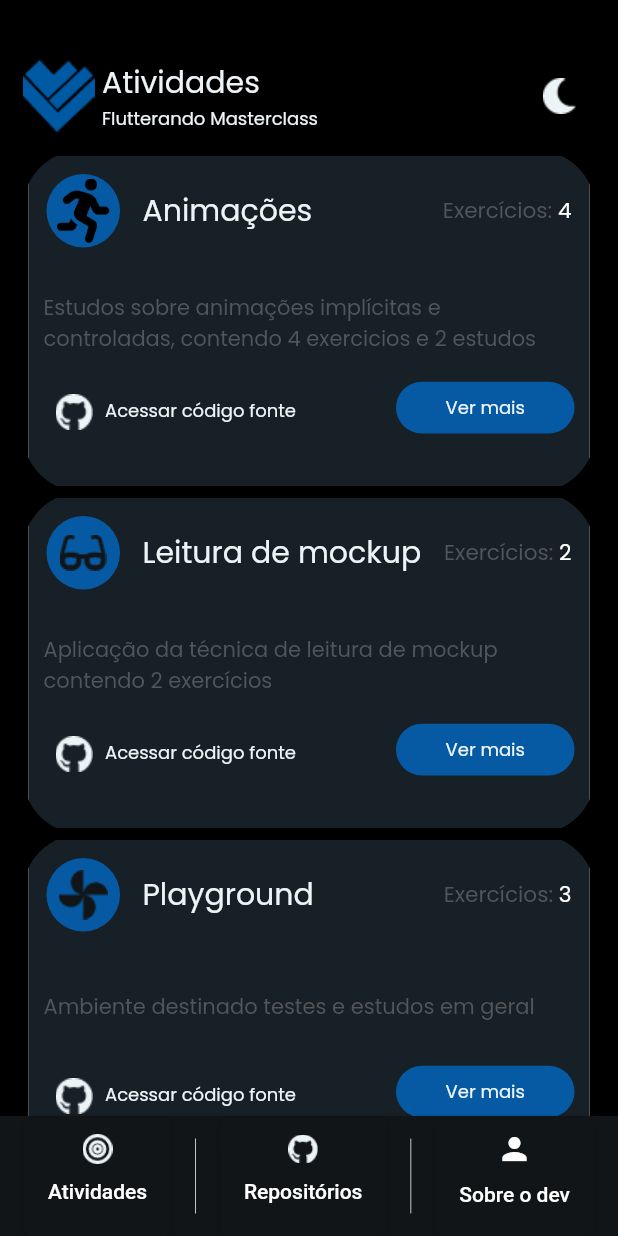
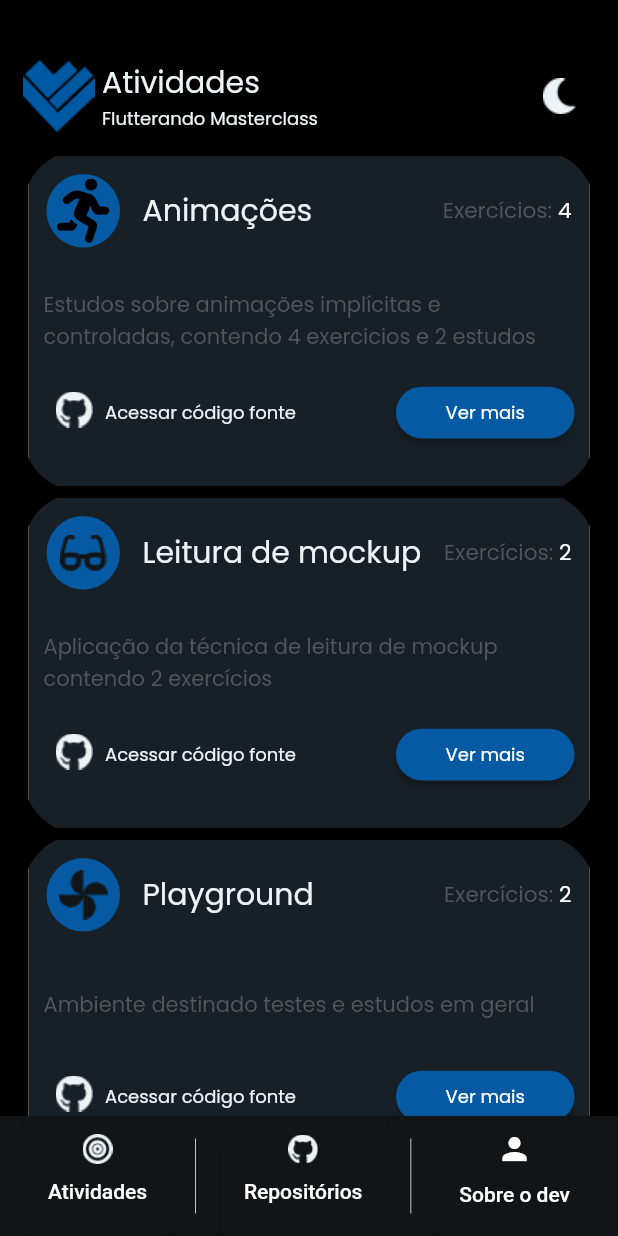
Before and after one commit to BrunoDegan/flutter-playgroun, a Flutter app: the screen it shows after launch, on a phone screen of 412 x 824 dp. Run offline on Flutter 3.47's test engine with Material 2 defaults, Android fonts, the phone set to English and light mode, and no system bars; our stand-ins replace flutter_svg; Roboto replaces fonts that are missing (Montserrat, Poppins-Bold, Poppins-Medium).

Commit message:
Adicionando botões nas subtelas e customização do elevated button

```diff
--- a/lib/animations/animations_page.dart
+++ b/lib/animations/animations_page.dart
@@ -11,6 +11,11 @@ class AnimationsPage extends StatelessWidget {
     return Scaffold(
       appBar: AppBar(
         title: const Text(animationsPage),
+        leading: IconButton(
+          icon: const Icon(Icons.arrow_back_ios),
+          tooltip: 'Voltar',
+          onPressed: () => Navigator.pop(context),
+        ),
       ),
       body: Center(
         child: ListView(
--- a/lib/animations/controlled/list/controlled_animated_list_tile.dart
+++ b/lib/animations/controlled/list/controlled_animated_list_tile.dart
@@ -1,5 +1,3 @@
-import 'dart:html';
-
 import 'package:flutter/material.dart';
 
 import '../../data/list_data.dart';
--- a/lib/common/list_constants.dart
+++ b/lib/common/list_constants.dart
@@ -10,5 +10,5 @@ List<FlutterandoItem> flutterandoItens = [
   FlutterandoItem("assets/flutterando_screen/leitura_mockup_icon.png",
       flutterandoMockupRead, flutterandoSubtitle2, 2),
   FlutterandoItem("assets/flutterando_screen/playground_icon.png",
-      flutterandoPlayground, flutterandoSubtitle3, 3),
+      flutterandoPlayground, flutterandoSubtitle3, 2),
 ];
--- a/lib/flutterando_screen/widgets/flutterando_list_tile.dart
+++ b/lib/flutterando_screen/widgets/flutterando_list_tile.dart
@@ -3,12 +3,22 @@ import 'package:flutter_playground/common/strings_constants.dart';
 import 'package:flutter_playground/common/text_formatter.dart';
 import 'package:flutter_playground/flutterando_screen/data/flutterando_item.dart';
 
-class FlutterandoListTile extends StatelessWidget {
+class FlutterandoListTile extends StatefulWidget {
   final FlutterandoItem item;
   final Function onCardClicked;
+
   const FlutterandoListTile(
       {Key? key, required this.item, required this.onCardClicked})
       : super(key: key);
+
+  @override
+  State<StatefulWidget> createState() => _FlutterandoListTileState();
+}
+
+class _FlutterandoListTileState extends State<FlutterandoListTile> {
+  final Duration _duration = const Duration(milliseconds: 100);
+  final Curve _curve = Curves.linear;
+  bool _isPressed = false;
 
   @override
   Widget build(BuildContext context) {
@@ -50,12 +60,12 @@ class FlutterandoListTile extends StatelessWidget {
           Padding(
             padding: const EdgeInsets.only(left: 15.0),
             child: getFlutterandoHeaderTitleStyle(
-              headerTitle: item.title,
+              headerTitle: widget.item.title,
             ),
           ),
           const Spacer(),
           getFlutterandoCounterFormatted(
-            counterText: item.counter.toString(),
+            counterText: widget.item.counter.toString(),
           ),
         ],
       ),
@@ -74,7 +84,7 @@ class FlutterandoListTile extends StatelessWidget {
         padding: const EdgeInsets.all(3),
         child: Center(
           child: Image.asset(
-            item.imageUrl,
+            widget.item.imageUrl,
             width: 43.0,
             height: 43.0,
           ),
@@ -88,31 +98,41 @@ class FlutterandoListTile extends StatelessWidget {
         child: Padding(
           padding: const EdgeInsets.only(left: 10, right: 10),
           child: getFlutterandoCardBodyTextFormatted(
-            bodyInfo: item.subtitle,
+            bodyInfo: widget.item.subtitle,
           ),
         ),
       );
 
-  _seeMoreButton() => GestureDetector(
-        child: Container(
-          width: 119.0,
-          height: 34.5,
-          decoration: BoxDecoration(
-            color: const Color(0xFF055AA3),
+  _seeMoreButton() {
+    return ElevatedButton(
+      child: const Text(flutterandoSeeMoreInfo),
+      style: ButtonStyle(
+        shape: MaterialStateProperty.all<RoundedRectangleBorder>(
+          RoundedRectangleBorder(
             borderRadius: BorderRadius.circular(20.0),
           ),
-          child: const Center(
-            child: Text(
-              flutterandoSeeMoreInfo,
-              style: TextStyle(
+        ),
+        textStyle: MaterialStateProperty.all<TextStyle>(
+          const TextStyle(
               color: Color(0xFFEDF4F8),
               fontSize: 12,
               fontFamily: "Poppins-SemiBold"),
         ),
+        backgroundColor: _isPressed
+            ? MaterialStateProperty.all(const Color.fromARGB(255, 5, 45, 80))
+            : MaterialStateProperty.all(const Color(0xFF055AA3)),
+        minimumSize: MaterialStateProperty.all(
+          const Size(119.0, 34.5),
         ),
       ),
-        onTap: () => onCardClicked.call(),
+      onPressed: () {
+        _isPressed = !_isPressed;
+        Future.delayed(_duration, () {
+          widget.onCardClicked.call();
+        });
+      },
     );
+  }
 
   _bottomCardView() => Row(
         children: [
@@ -120,7 +140,7 @@ class FlutterandoListTile extends StatelessWidget {
               padding: const EdgeInsets.only(left: 18, right: 4, bottom: 29),
               child: Image.asset("assets/flutterando_screen/github_icon.png")),
           const Padding(
-            padding: EdgeInsets.only(left: 4, bottom: 30),
+            padding: EdgeInsets.only(left: 4, bottom: 25),
             child: Text(
               flutterandoCodeSource,
               style: TextStyle(
@@ -131,7 +151,7 @@ class FlutterandoListTile extends StatelessWidget {
           ),
           const Spacer(),
           Padding(
-            padding: const EdgeInsets.only(bottom: 35, right: 10),
+            padding: const EdgeInsets.only(bottom: 25, right: 10),
             child: _seeMoreButton(),
           ),
         ],
--- a/lib/main.dart
+++ b/lib/main.dart
@@ -15,11 +15,11 @@ import 'package:flutter_playground/routes/constants_router.dart';
 import 'animations/implicit/list/implicit_animated_list_page.dart';
 
 void main() {
-  runApp(const MyApp());
+  runApp(const FlutterandoApp());
 }
 
-class MyApp extends StatelessWidget {
-  const MyApp({Key? key}) : super(key: key);
+class FlutterandoApp extends StatelessWidget {
+  const FlutterandoApp({Key? key}) : super(key: key);
 
   // This widget is the root of your application.
   @override
@@ -36,17 +36,15 @@ class MyApp extends StatelessWidget {
         tinderRoute: (context) => const TinderPage(),
         moneyRoute: (context) => const MoneyPage(),
         animationsRoute: (context) => const AnimationsPage(),
-          implicitAnimatedButton: (context) =>
-              const ImplicitAnimatedButtonPage(),
+        implicitAnimatedButton: (context) => const ImplicitAnimatedButtonPage(),
         implicitAnimatedList: (context) => const ImplicitAnimatedListPage(),
-          implicitAnimationsDemo: (context) =>
-              const ImplicitAnimationPageDemo(),
+        implicitAnimationsDemo: (context) => const ImplicitAnimationPageDemo(),
         controlledAnimationsDemo: (context) =>
             const ControlledAnimationsPageDemo(),
         controlledAnimatedButton: (context) =>
             const ControlledAnimatedButtonPage(),
-          controlledAnimatedList: (context) =>
-              const ControlledAnimatedListPage(),
-        });
+        controlledAnimatedList: (context) => const ControlledAnimatedListPage(),
+      },
+    );
   }
 }
--- a/lib/mockup/mockup_page.dart
+++ b/lib/mockup/mockup_page.dart
@@ -10,6 +10,11 @@ class MockupPage extends StatelessWidget {
   Widget build(BuildContext context) {
     return Scaffold(
       appBar: AppBar(
+        leading: IconButton(
+          icon: const Icon(Icons.arrow_back_ios),
+          tooltip: 'Voltar',
+          onPressed: () => Navigator.pop(context),
+        ),
         title: const Text(animationsPage),
       ),
       body: Center(
```
Also changed, not shown: 1 other file. Lines whose indentation alone changed are shown as unchanged.
